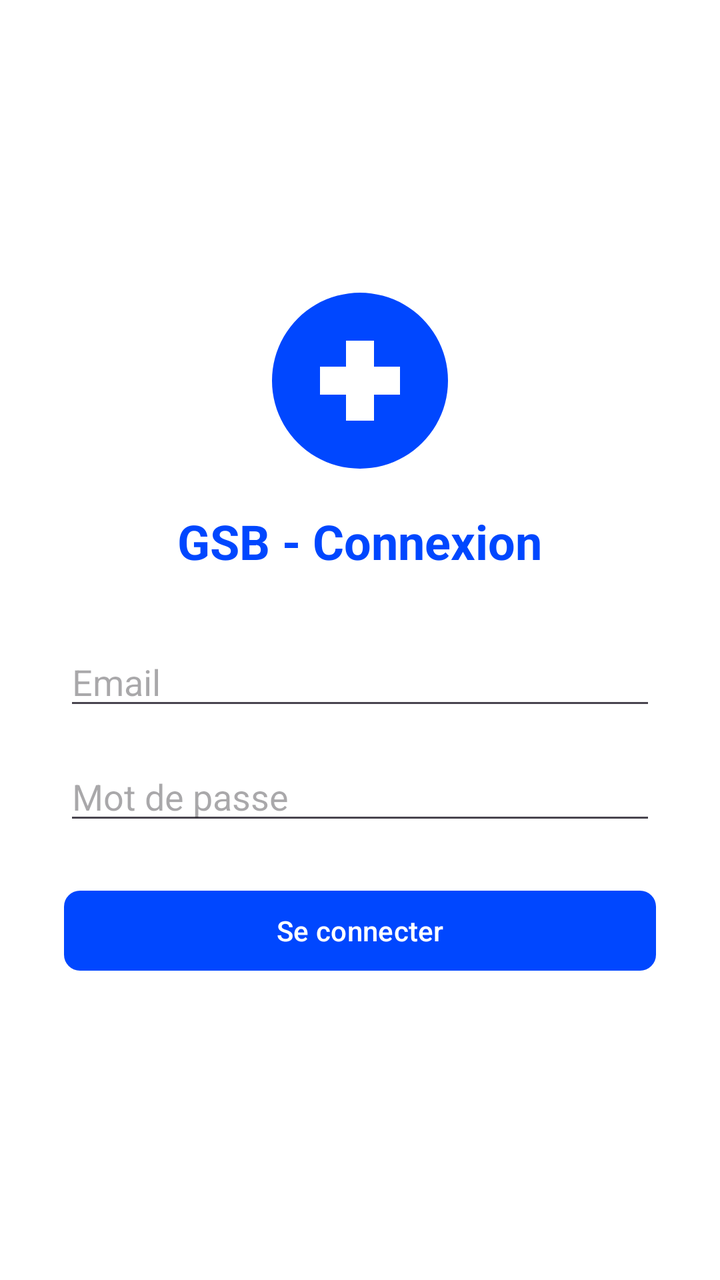
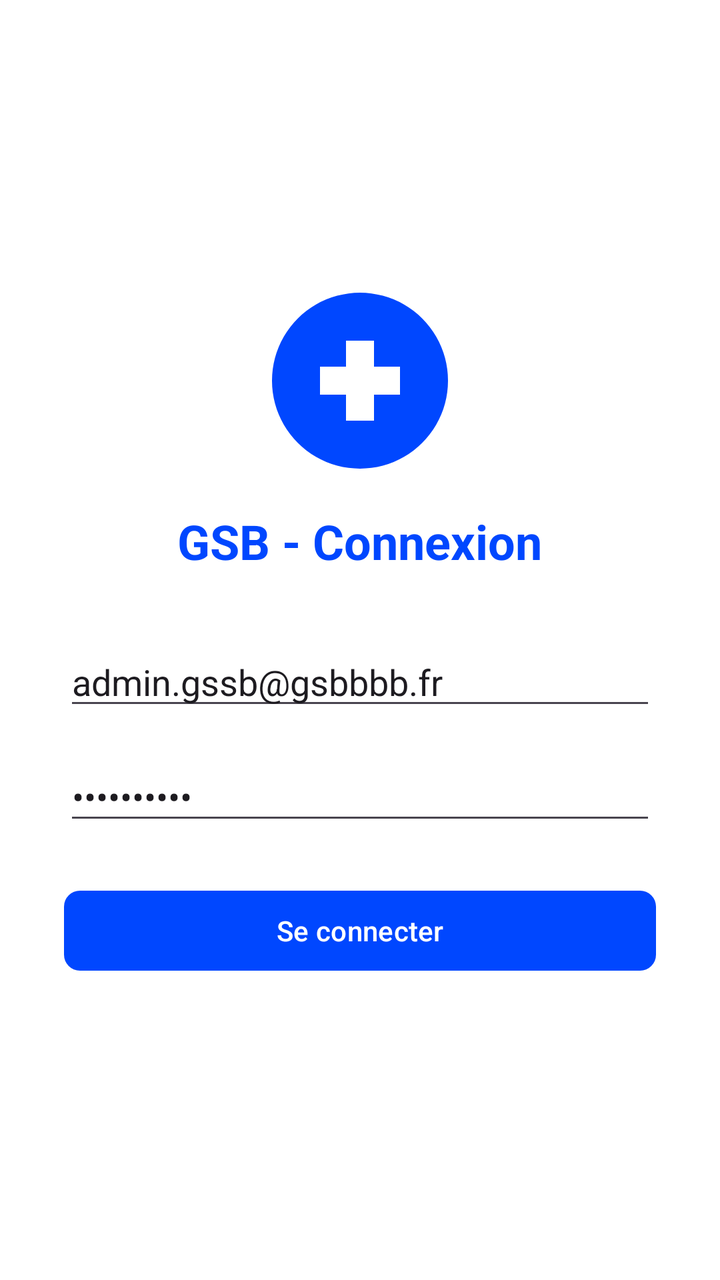

Before-and-after screenshots of an Android layout around one commit, followed by the original layout XML and the change that was made.
<!-- AndroidManifest.xml: application theme Theme.GSB -->
<!-- res/layout/fragment_login.xml -->
<?xml version="1.0" encoding="utf-8"?>
<LinearLayout xmlns:android="http://schemas.android.com/apk/res/android"
    android:layout_width="match_parent"
    android:layout_height="match_parent"
    android:orientation="vertical"
    android:padding="32dp"
    android:gravity="center">

    <ImageView
        android:layout_width="96dp"
        android:layout_height="96dp"
        android:src="@drawable/ic_gsb_logo"
        android:contentDescription="Logo GSB"
        android:layout_marginBottom="16dp" />

    <TextView
        android:layout_width="wrap_content"
        android:layout_height="wrap_content"
        android:text="GSB - Connexion"
        android:textSize="24sp"
        android:textStyle="bold"
        android:textColor="@color/electric_blue"
        android:layout_marginBottom="32dp" />

    <EditText
        android:id="@+id/editLogin"
        android:layout_width="match_parent"
        android:layout_height="wrap_content"
        android:hint="Email"
        android:inputType="textEmailAddress"
        android:layout_marginBottom="16dp" />

    <EditText
        android:id="@+id/editMdp"
        android:layout_width="match_parent"
        android:layout_height="wrap_content"
        android:hint="Mot de passe"
        android:inputType="textPassword"
        android:layout_marginBottom="24dp" />

    <Button
        android:id="@+id/btnConnexion"
        android:layout_width="match_parent"
        android:layout_height="wrap_content"
        android:text="Se connecter"
        android:layout_marginBottom="8dp" />

    <TextView
        android:id="@+id/tvMessage"
        android:layout_width="match_parent"
        android:layout_height="wrap_content"
        android:layout_marginTop="16dp"
        android:gravity="center"
        android:textSize="14sp"
        android:textStyle="bold"
        android:visibility="gone" />

    <ProgressBar
        android:id="@+id/progressBar"
        android:layout_width="wrap_content"
        android:layout_height="wrap_content"
        android:layout_marginTop="16dp"
        android:visibility="gone" />

</LinearLayout>
<!-- resources referenced by this layout -->
<resources>
  <color name="electric_blue">#0047FF</color>
  <!-- drawable ic_gsb_logo (drawable) -->
  <?xml version="1.0" encoding="utf-8"?>
  <vector xmlns:android="http://schemas.android.com/apk/res/android"
      android:width="96dp"
      android:height="96dp"
      android:viewportWidth="96"
      android:viewportHeight="96">
  
      
      <path
          android:fillColor="#0047FF"
          android:pathData="M48,4 A44,44 0 1,1 47.999,4 Z" />
  
      
      <path
          android:fillColor="#FFFFFF"
          android:pathData="M55,28 H41 V41 H28 V55 H41 V68 H55 V55 H68 V41 H55 Z" />
  
  </vector>
  <style name="Theme.GSB" parent="Base.Theme.GSB" />
  <style name="Base.Theme.GSB" parent="Theme.Material3.Light.NoActionBar">
          <item name="colorPrimary">@color/electric_blue</item>
          <item name="colorPrimaryVariant">@color/electric_blue_dark</item>
          <item name="colorOnPrimary">@color/white</item>
          <item name="colorSecondary">@color/electric_blue_light</item>
          <item name="colorOnSecondary">@color/white</item>
          <item name="android:colorBackground">@color/background_white</item>
          <item name="colorSurface">@color/surface_white</item>
          <item name="colorOnSurface">@color/text_primary</item>
          <item name="materialButtonStyle">@style/Widget.GSB.Button</item>
          <item name="borderlessButtonStyle">@style/Widget.GSB.Button.Outlined</item>
      </style>
  <color name="electric_blue_dark">#0035CC</color>
  <color name="white">#FFFFFFFF</color>
  <color name="electric_blue_light">#4D79FF</color>
  <color name="background_white">#FFFFFF</color>
  <color name="surface_white">#FFFFFF</color>
  <color name="text_primary">#1A1A1A</color>
  <style name="Widget.GSB.Button" parent="Widget.Material3.Button">
          <item name="backgroundTint">@color/electric_blue</item>
          <item name="android:textColor">@color/white</item>
          <item name="cornerRadius">8dp</item>
      </style>
  <style name="Widget.GSB.Button.Outlined" parent="Widget.Material3.Button.OutlinedButton">
          <item name="strokeColor">@color/electric_blue</item>
          <item name="android:textColor">@color/electric_blue</item>
          <item name="cornerRadius">8dp</item>
      </style>
</resources>

<!-- the commit's change to res/layout/fragment_login.xml (unified diff, before → after) -->
@@ -27,6 +27,7 @@
         android:layout_width="match_parent"
         android:layout_height="wrap_content"
         android:hint="Email"
+        android:text="admin.gssb@gsbbbb.fr"
         android:inputType="textEmailAddress"
         android:layout_marginBottom="16dp" />
 
@@ -35,6 +36,7 @@
         android:layout_width="match_parent"
         android:layout_height="wrap_content"
         android:hint="Mot de passe"
+        android:text="Admin1234!"
         android:inputType="textPassword"
         android:layout_marginBottom="24dp" />
 
